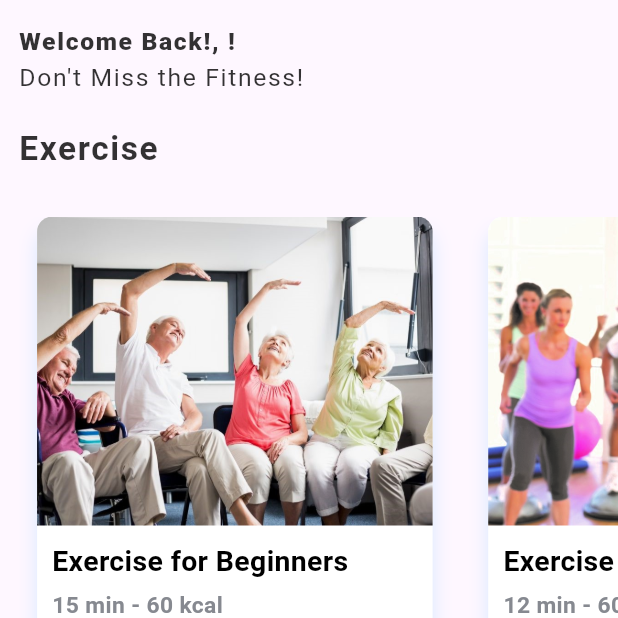
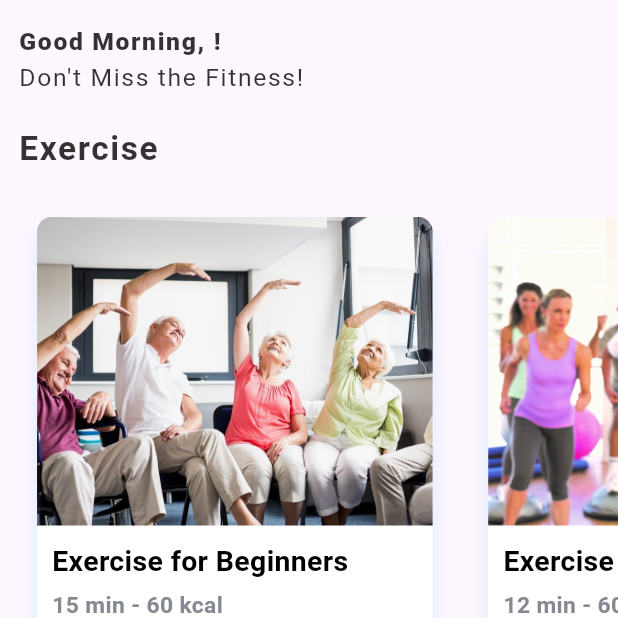
Before and after one commit to olumighty-aj/stay_jigy, a Flutter app: the screen it shows after launch, on a phone screen of 412 x 824 dp, the top half of it. Run offline on Flutter 3.47's test engine with Material 3 defaults, Android fonts, the phone set to English and light mode, and no system bars; drawn by our look-alikes of curved_navigation_bar; our stand-ins replace flutter_riverpod, riverpod_annotation, sqflite, table_calendar; accounts and stored records are empty; generated files the repository leaves out were written again.

Commit message:
Added DateTime greeting to the homepage

```diff
--- a/lib/pages/home/home_page.dart
+++ b/lib/pages/home/home_page.dart
@@ -12,6 +12,16 @@ class HomePage extends ConsumerWidget  {
 
   Widget build(BuildContext context, WidgetRef ref ) {
     final userAsyncValue = ref.watch(userNotifierProvider);
+    final DateTime now = DateTime.now();
+    String greeting;
+
+      if (now.hour < 12) {
+      greeting = 'Good Morning';
+    } else if (now.hour < 17) {
+      greeting = 'Good Afternoon';
+    } else {
+      greeting = 'Good Evening';
+    }
     final constraints = BoxConstraints(
       maxWidth: MediaQuery.of(context).size.width,
       maxHeight: MediaQuery.of(context).size.height,
@@ -51,7 +61,7 @@ class HomePage extends ConsumerWidget  {
                     ),
                   ),
                   data: (user) => Text(
-                  'Welcome Back!, ${user?.name ?? 'User'}!',
+                  '$greeting, ${user?.name ?? 'User'}!',
                   style: TextStyle(
                     fontSize: 2 * (SizeConfig.text ?? 1),
                     letterSpacing: 1.1,
```
